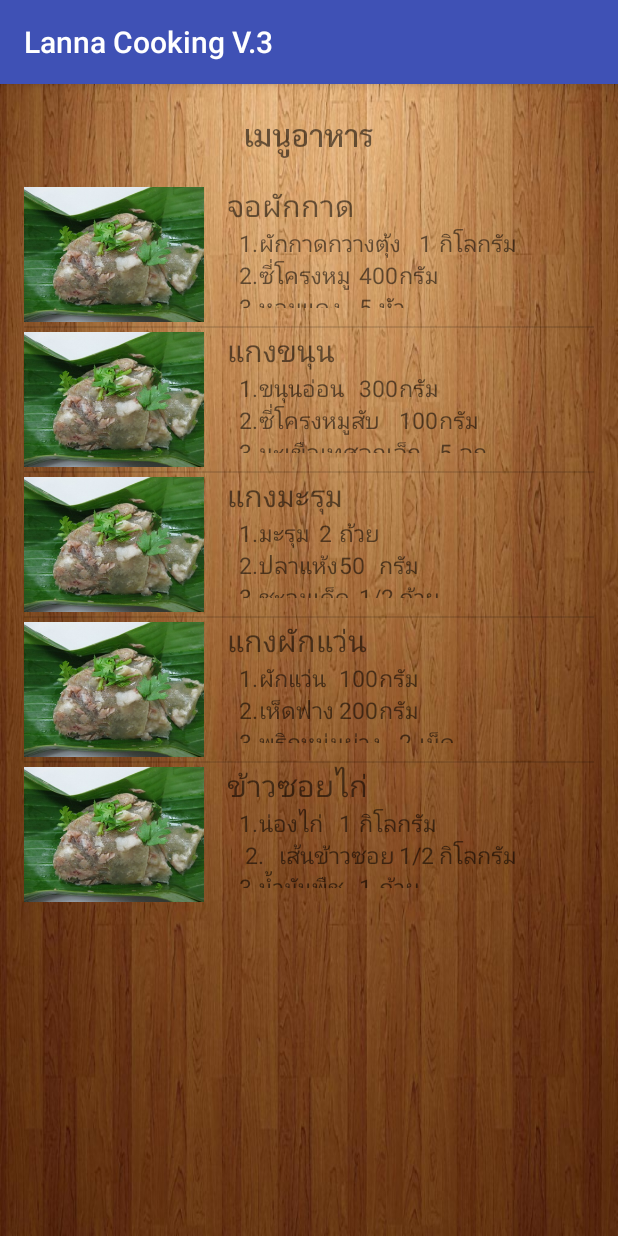
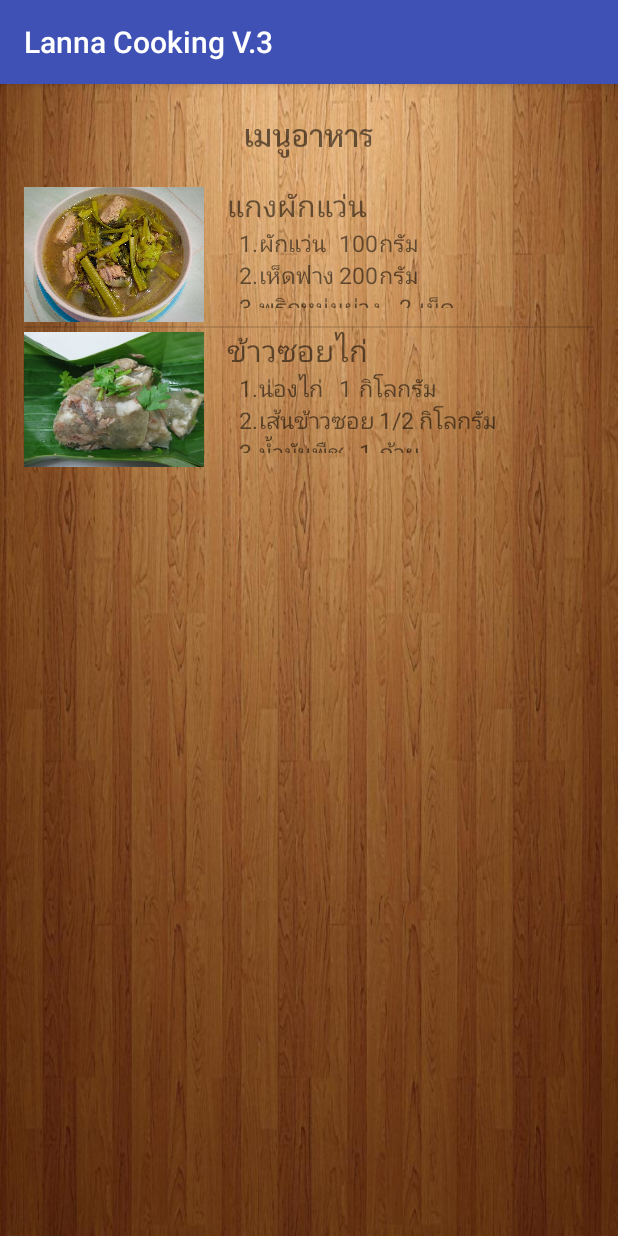
Before and after one commit to KanRMUTL/Lanna-Cooking, an Android app: the screen it shows after launch (MainActivity), on a phone screen of 412 x 824 dp. Run offline under Robolectric (Android 15) with nearby library versions, the phone set to English and light mode, and no system bars.

Commit message:
+ เพิ่มชื่อรูปในฐานข้อมูลและแสดงรูปจากฐานข้อมูลได้

```diff
--- a/LannaCookingV.3/app/src/main/java/com/kan/lannacookingv3/CookingAdapter.java
+++ b/LannaCookingV.3/app/src/main/java/com/kan/lannacookingv3/CookingAdapter.java
@@ -4,6 +4,8 @@ import android.app.Activity;
 import android.content.Context;
 import android.graphics.Typeface;
 import android.graphics.drawable.Drawable;
+import android.net.Uri;
+import android.util.Log;
 import android.view.LayoutInflater;
 import android.view.View;
 import android.view.ViewGroup;
@@ -11,6 +13,8 @@ import android.widget.BaseAdapter;
 import android.widget.ImageView;
 import android.widget.TextView;
 
+import java.io.IOException;
+import java.io.InputStream;
 import java.util.ArrayList;
 
 /**
@@ -50,8 +54,24 @@ public class CookingAdapter extends BaseAdapter {
         TextView menuName = (TextView)view.findViewById(R.id.menuName);
         TextView item = (TextView)view.findViewById(R.id.item);
 
+        String path = this.cookings.get(position).getImg();
 
-        img.setImageResource(R.drawable.kkd);
+        try {
+            InputStream ims = activity.getAssets().open(path);
+
+            Drawable d = Drawable.createFromStream(ims, null);
+            img.setImageDrawable(d);
+
+            Log.e("OK", "IMG OKK");
+        }
+        catch (IOException e)
+        {
+            e.printStackTrace();
+        }
+        catch (Exception e) {
+            e.printStackTrace();
+        }
+
         menuName.setText(this.cookings.get(position).getName());
         item.setText(this.cookings.get(position).getItem());
         return view;
--- a/LannaCookingV.3/app/src/main/java/com/kan/lannacookingv3/DbHelper.java
+++ b/LannaCookingV.3/app/src/main/java/com/kan/lannacookingv3/DbHelper.java
@@ -8,7 +8,7 @@ import android.database.sqlite.SQLiteOpenHelper;
  * Created by Kanty on 20/8/2559.
  */
 public class DbHelper extends SQLiteOpenHelper {
-    private static final String databaseName = "LannaCooking.sqlte";
+    private static final String databaseName = "LannaCooking1.sqlte";
     private static final int databaseVersion = 2;
     private Context myContext;
 
@@ -39,7 +39,7 @@ public class DbHelper extends SQLiteOpenHelper {
         SQLText = "INSERT INTO cooking (id, name, information, item, step,trick, img)" +
                 "VALUES ('001', 'ข้าวซอยไก่', " +
                 "'ข้าวซอยเป็นอาหารชนิดหนึ่งซึ่งมีที่มาจากอาหารของชาวมุสลิมโดยชาวจีนฮ่อมุสลิมซึ่งบางแห่งเรียกชื่อเต็มว่าข้าวซอยฮ่อหรือข้าวซอยอิสลามดังนั้นข้าวซอยจึงใช้เนื้อไก่และเนื้อวัวเป็นส่วนผสม', " +
-                "'1.\tน่องไก่\t1\tกิโลกรัม\n " + "2.\tเส้นข้าวซอย\t1/2\tกิโลกรัม\n" +
+                "'1.\tน่องไก่\t1\tกิโลกรัม\n" + "2.\tเส้นข้าวซอย\t1/2\tกิโลกรัม\n" +
                 "3.\tน้ำมันพืช\t1\tถ้วย\n" + "4.\tกะทิ\t3\tถ้วย\n" +
                 "5.\tพริกแห้ง\t10\tเม็ด\n" + "6.\tกระเทียม\t10\tกลีบ\n" +
                 "7.\tหอมแดง\t10\tหัว\n" + "8.\tผิวมะกรูด\t1\tลูก\n" +
@@ -53,7 +53,7 @@ public class DbHelper extends SQLiteOpenHelper {
                 "7.ลวกเส้นข้าวซอยกับน้ำเดือดประมาณ 1 นาทีแล้วนำมาลวกในน้ำเย็น',"+
 
                 "'ข้าวซอยปรุงได้ทั้งเนื้อไก่ เนื้อวัว สำหรับการทำข้าวซอยเนื้อ สำหรับการทำข้าวซอยเนื้อควรหั่นเป็นชิ้นพอคำ ต้มให้เปื่อยก่อน แล้วนำไปเคี่ยวกับเครื่องแกง\n" + "\n" +
-                "เคล็ดลับในการเลือกส่วนผสม\n" + "การเลือกเนื้อไก่ ควรเลือกน่องและสะโพก สำหรับข้าวซอยเนื้อ ควรใช้เนื้อสันคอ','IMG');";
+                "เคล็ดลับในการเลือกส่วนผสม\n" + "การเลือกเนื้อไก่ ควรเลือกน่องและสะโพก สำหรับข้าวซอยเนื้อ ควรใช้เนื้อสันคอ','kkd.png');";
         db.execSQL(SQLText);
 
         SQLText = "INSERT INTO cooking (id, name, information, item, step,trick, img)" +
@@ -67,9 +67,10 @@ public class DbHelper extends SQLiteOpenHelper {
                 "3.ใส่เห็ดต้มจนเห็ดสุก\n" + "4.ใส่ผักแว่นพอเดือดปิดไฟ ',"+
 
                 "'ควรย่างพริกหนุ่มกับถ่านไม้จะทำให้แกงหอม\nอร่อย\n" +
-                "ปรุงรสด้วยซีอิ้วขาวนิดหน่อยไม่ควรใส่น้ำปลา\nเพราะจะทำให้มีกลิ่นคาว','IMG');";
+                "ปรุงรสด้วยซีอิ้วขาวนิดหน่อยไม่ควรใส่น้ำปลา\nเพราะจะทำให้มีกลิ่นคาว','jpk.jpg');";
         db.execSQL(SQLText);
 
+        /*
         SQLText = "INSERT INTO cooking (id, name, information, item, step,trick, img)" +
                 "VALUES ('003', 'แกงมะรุม', " +
                 "'แกงมะรุม หรือแกงบ่าค้อนก้อม ใช้ฝักมะรุม หรือบ่าค้อนก้อมเป็นผักแกง นิยมแกงกับปลาแห้งหรือกระดูกหมู มีวิธีการแกงเช่นเดียวกับแกงผักเสี้ยว แกงผักหวาน แกงผักเซียงดา สูตรนี้ใช้วิธีผัดเครื่องแกงกับน้ำเล็กน้อย พอให้เครื่องหอม จึงเติมน้ำลงไป ใส่ผักชะอมและใบชะพลูลงด้วย เพื่อให้แกงหอม รสชาติกลมกล่อมยิ่งขึ้น', " +
@@ -84,7 +85,7 @@ public class DbHelper extends SQLiteOpenHelper {
                 "3.ผัดเครื่องแกงให้หอมเติมน้ำพอเดือด\nใส่ปลาแห้ง \n" + "4.ต้มพอให้ปลานุ่มใส่มะรุมต้มจนสุกนิ่ม\n" +
                 "5.ใส่ชะอมใบชะพลูพอผักสุกปิดไฟ\n',"+
 
-                "'','IMG');";
+                "'','kkd.png');";
         db.execSQL(SQLText);
 
         SQLText = "INSERT INTO cooking (id, name, information, item, step,trick, img)" +
@@ -102,7 +103,7 @@ public class DbHelper extends SQLiteOpenHelper {
 
                 "'เมื่อแกงสุกแล้วไม่ควรปิดฝาหม้อทันที ทิ้งไว้สักครู่ให้แกงเย็นลงบ้าง เพื่อให้ใบชะพลูและใบชะอมไม่สุกจนเกินไป จะทำให้รสชาติแกงไม่กลมกล่อม\n" +
                 "\n" + "เคล็ดลับในการเลือกส่วนผสม\n" +
-                "ขนุนต้องใช้ขนุนอ่อนที่เม็ดยังไม่แก่ จึงจะทำให้ขนุนเปื่อยง่าย ควรเลือกขนุนอ่อนพันธุ์ทวายทั้งปี หรือพันธ์อื่นๆ ที่มีเนื้อแน่น รสชาติของน้ำแกงจะกลมกล่อมยิ่งขึ้น','IMG');";
+                "ขนุนต้องใช้ขนุนอ่อนที่เม็ดยังไม่แก่ จึงจะทำให้ขนุนเปื่อยง่าย ควรเลือกขนุนอ่อนพันธุ์ทวายทั้งปี หรือพันธ์อื่นๆ ที่มีเนื้อแน่น รสชาติของน้ำแกงจะกลมกล่อมยิ่งขึ้น','kkd.png');";
         db.execSQL(SQLText);
 
         SQLText = "INSERT INTO cooking (id, name, information, item, step,trick, img)" +
@@ -131,24 +132,7 @@ public class DbHelper extends SQLiteOpenHelper {
                 "'บางสูตรใส่ปลาร้า หรือบางสูตรใส่น้ำอ้อยเพื่อให้มีรสหวาน\n" +
                 "ถ้าใช้มะขามสด ให้ลวก หรือเผา แล้วแกะเอาเปลือกออก เลือกเอาแต่เนื้อและน้ำ เพื่อนำไปปรุงรส รสชาติของจอผักกาดจะกลมกล่อม เลือกผักกาดกวางตุ้งที่ใหม่และสด จะทำให้จอผักกาดมีรสชาติกลมกล่อม','IMG');";
         db.execSQL(SQLText);
-
-
-
-
-
-
-
-
-
-
-
-
-
-
-
-
-
-
+        */
 
     }
 
```
Also changed, not shown: LannaCookingV.3/app/src/main/assets/jpk.jpg (added), LannaCookingV.3/app/src/main/assets/kkd.png (added).
